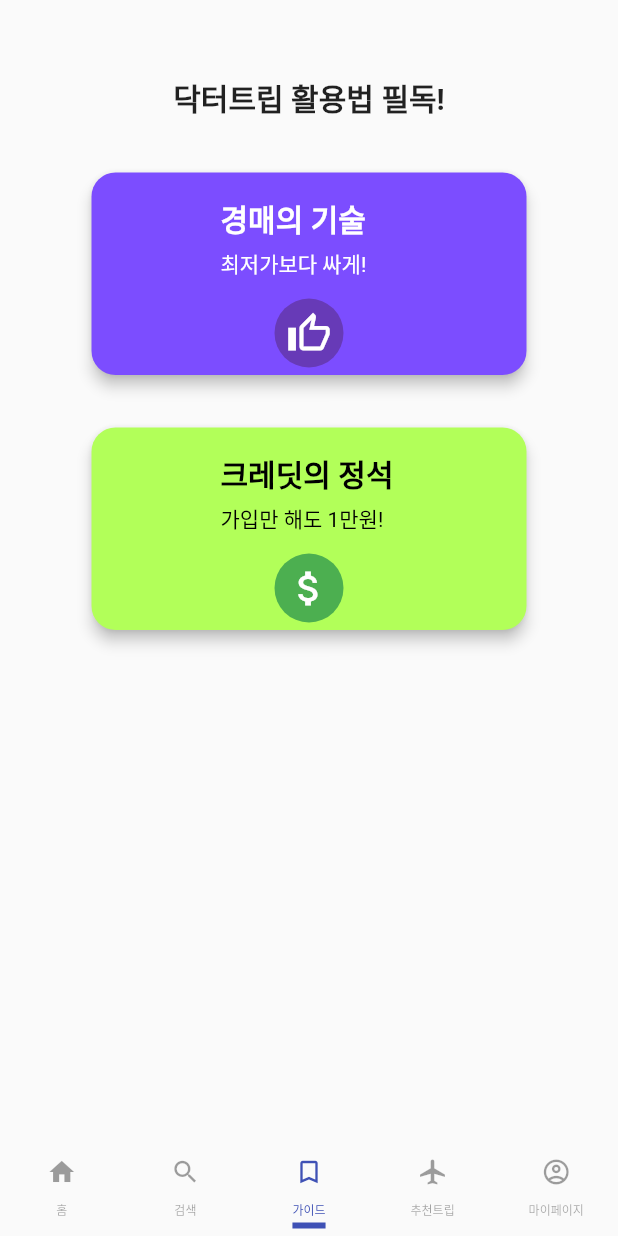
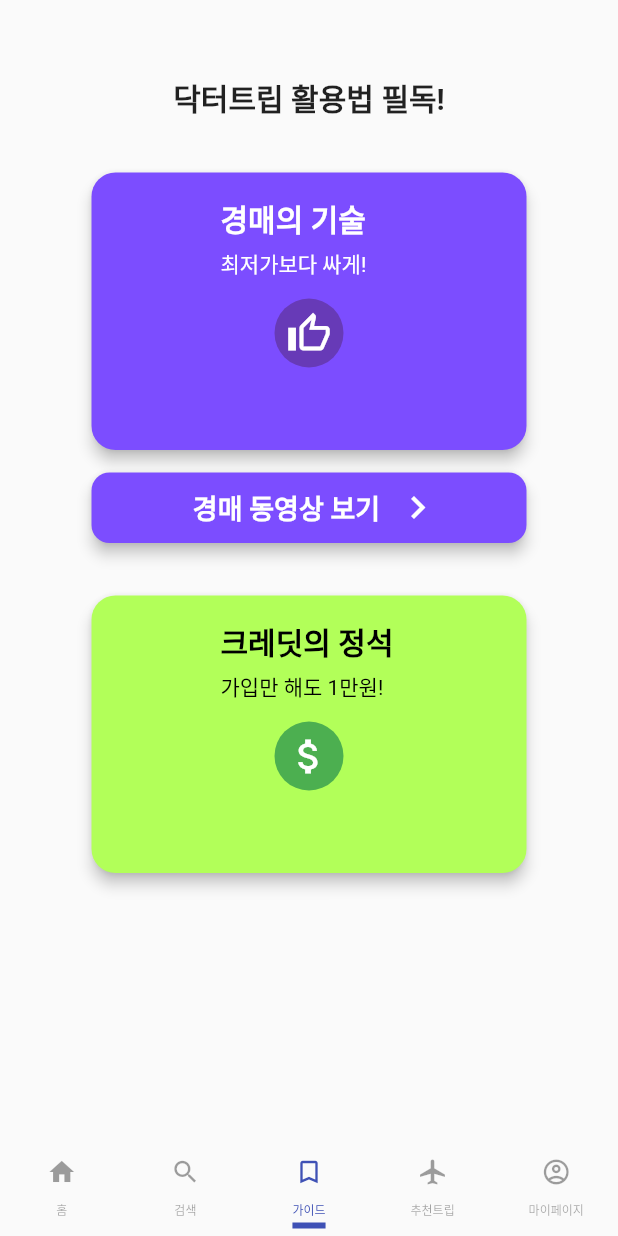
Before and after one commit to navyCK/flutter_Dr_Trip, a Flutter app: the screen it shows after launch, item 3 of the bottom bar chosen, on a phone screen of 412 x 824 dp. Run offline on Flutter 3.47's test engine with Material 2 defaults, Android fonts, the phone set to English and light mode, and no system bars; our stand-ins replace carousel_slider, like_button; network calls fail.

Commit message:
[DT-09] 코드 정리 및 page4 화면에 표시

```diff
--- a/lib/main.dart
+++ b/lib/main.dart
@@ -16,8 +16,7 @@ class MyApp extends StatelessWidget {
           primaryColor: Colors.white,
           visualDensity: VisualDensity.adaptivePlatformDensity,
         ),
-        home: MyHomePage()
-    );
+        home: MyHomePage());
   }
 }
 
@@ -55,10 +54,7 @@ class BottomBar extends StatelessWidget {
           text: '홈',
         ),
         Tab(
-            icon: Icon(
-                Icons.search,
-                size: 20
-            ),
+          icon: Icon(Icons.search, size: 20),
           text: '검색',
         ),
         Tab(
@@ -103,7 +99,6 @@ class MyHomePage extends StatefulWidget {
 }
 
 class _MyHomePageState extends State<MyHomePage> {
-
   @override
   Widget build(BuildContext context) {
     return MaterialApp(
@@ -121,19 +116,127 @@ class _MyHomePageState extends State<MyHomePage> {
                 SingleChildScrollView(
                   child: page1(),
                 ),
-
                 page2(),
                 page3(),
-
-
-
-                Text('4'),
+                SingleChildScrollView(
+                  child: page4(),
+                ),
                 Text('5'),
               ],
             ),
             bottomNavigationBar: BottomBar(),
           ),
-        )
+        ));
+  }
+
+  Column page4() {
+    return Column(
+                children: [
+                  SizedBox(height: 50),
+                  setTitleText('추천 호텔 / 여행 일정을 확인하세요!'),
+                  SizedBox(height: 20),
+                  boxSearch(),
+                  SizedBox(height: 40),
+                  Column(
+                    mainAxisAlignment: MainAxisAlignment.start,
+                    crossAxisAlignment: CrossAxisAlignment.start,
+                    children: [
+                      Container(
+                        margin: EdgeInsets.only(left: 30),
+                        child: setTitle2Text('프로모션'),
+                      ),
+                      Container(
+                        margin: EdgeInsets.only(left: 20.0, right: 20.0),
+                        height: 160.0,
+                        child: ListView(
+                          // This next line does the trick.
+                          scrollDirection: Axis.horizontal,
+                          children: <Widget>[
+                            setCircleBox("프로모션", Colors.black),
+                            setCircleBox("테스트", Colors.indigo),
+                          ],
+                        ),
+                      ),
+                    ],
+                  ),
+                  Column(
+                    mainAxisAlignment: MainAxisAlignment.start,
+                    crossAxisAlignment: CrossAxisAlignment.start,
+                    children: [
+                      Container(
+                        margin: EdgeInsets.only(left: 30),
+                        child: setTitle2Text('국내'),
+                      ),
+                      Container(
+                        margin: EdgeInsets.only(left: 20.0, right: 20.0),
+                        height: 160.0,
+                        child: ListView(
+                          // This next line does the trick.
+                          scrollDirection: Axis.horizontal,
+                          children: <Widget>[
+                            setCircleBox("강원", Colors.black38),
+                            setCircleBox("서울", Colors.deepOrangeAccent),
+                            setCircleBox("부산", Colors.amberAccent),
+                            setCircleBox("제주", Colors.lightGreen),
+                            setCircleBox("인천", Colors.blue),
+                          ],
+                        ),
+                      ),
+                    ],
+                  ),
+                  Column(
+                    mainAxisAlignment: MainAxisAlignment.start,
+                    crossAxisAlignment: CrossAxisAlignment.start,
+                    children: [
+                      Container(
+                        margin: EdgeInsets.only(left: 30),
+                        child: setTitle2Text('동남아시아'),
+                      ),
+                      Container(
+                        margin: EdgeInsets.only(left: 20.0, right: 20.0),
+                        height: 160.0,
+                        child: ListView(
+                          // This next line does the trick.
+                          scrollDirection: Axis.horizontal,
+                          children: <Widget>[
+                            setCircleBox("세부", Colors.pink),
+                            setCircleBox("발리", Colors.blue),
+                            setCircleBox("다낭", Colors.blueGrey),
+                            setCircleBox("싱가포르", Colors.greenAccent),
+                            setCircleBox("방콕", Colors.deepOrange),
+                          ],
+                        ),
+                      ),
+                    ],
+                  ),
+                  Column(
+                    mainAxisAlignment: MainAxisAlignment.start,
+                    crossAxisAlignment: CrossAxisAlignment.start,
+                    children: [
+                      Container(
+                        margin: EdgeInsets.only(left: 30),
+                        child: setTitle2Text('서유럽'),
+                      ),
+                      Container(
+                        margin: EdgeInsets.only(left: 20.0, right: 20.0),
+                        height: 160.0,
+                        child: ListView(
+                          // This next line does the trick.
+                          scrollDirection: Axis.horizontal,
+                          children: <Widget>[
+                            setCircleBox("로마", Colors.orangeAccent),
+                            setCircleBox("파리", Colors.indigo),
+                            setCircleBox("런던", Colors.grey),
+                            setCircleBox("바르셀로나", Colors.pinkAccent),
+                            setCircleBox("뮌헨", Colors.amberAccent),
+                          ],
+                        ),
+                      ),
+                    ],
+                  ),
+
+
+                ],
               );
   }
 
@@ -145,18 +248,51 @@ class _MyHomePageState extends State<MyHomePage> {
         SizedBox(height: 20),
         Container(
           width: 300,
-                    height: 150,
-                    child: colorCard("경매의 기술", "최저가보다 싸게!", Icons.thumb_up_alt_outlined, Colors.deepPurpleAccent, Colors.deepPurple, Colors.white),
+          height: 200,
+          child: colorCard("경매의 기술", "최저가보다 싸게!", Icons.thumb_up_alt_outlined,
+              Colors.deepPurpleAccent, Colors.deepPurple, Colors.white),
+        ),
+        Container(
+          width: 300,
+          child: Card(
+            color: Colors.deepPurpleAccent,
+            shape: RoundedRectangleBorder(
+              borderRadius: BorderRadius.circular(12.0),
+            ),
+            elevation: 4.0,
+            margin: const EdgeInsets.only(left: 5.0, right: 5.0, top: 15.0),
+            child: Row(
+              mainAxisAlignment: MainAxisAlignment.center,
+              children: [
+                Container(
+                  padding: EdgeInsets.all(10),
+                  child: Text(
+                    '경매 동영상 보기',
+                    style: TextStyle(
+                      fontSize: 18.0,
+                      fontWeight: FontWeight.bold,
+                      color: Colors.white,
+                    ),
+                  ),
+                ),
+                Container(
+                  child: Icon(
+                    Icons.navigate_next,
+                    size: 30,
+                    color: Colors.white,
+                  ),
+                ),
+              ],
+            ),
+          ),
         ),
         SizedBox(height: 20),
         Container(
           width: 300,
-                    height: 150,
-                    child: colorCard("크레딧의 정석", "가입만 해도 1만원!", Icons.attach_money, Colors.lightGreenAccent, Colors.green, Colors.black),
+          height: 200,
+          child: colorCard("크레딧의 정석", "가입만 해도 1만원!", Icons.attach_money,
+              Colors.lightGreenAccent, Colors.green, Colors.black),
         ),
-
-
-
       ],
     );
   }
@@ -166,6 +302,16 @@ class _MyHomePageState extends State<MyHomePage> {
       text,
       style: TextStyle(
         fontSize: 20.0,
+        fontWeight: FontWeight.bold,
+      ),
+    );
+  }
+
+  Text setTitle2Text(String text) {
+    return Text(
+      text,
+      style: TextStyle(
+        fontSize: 18.0,
         fontWeight: FontWeight.bold,
       ),
     );
@@ -187,42 +333,61 @@ class _MyHomePageState extends State<MyHomePage> {
             ),
             Container(
               width: 300,
-                        child: setSearchRaisedButton('2021.06.23(수) - 2021.06.24(목)', Icons.calendar_today),
+              child: setSearchRaisedButton(
+                  '2021.06.23(수) - 2021.06.24(목)', Icons.calendar_today),
             ),
             Container(
               width: 300,
               child: setSearchRaisedButton('성인 2명', Icons.account_circle),
             ),
             SizedBox(height: 40),
-                      Container(
-                        width: 300,
-                        height: 50,
-                        child:  RaisedButton.icon(
-                          onPressed: (){ print('Button Clicked.'); },
-                          shape: RoundedRectangleBorder(
-                              borderRadius: BorderRadius.all(Radius.circular(10.0))),
-                          label: Text('검색하기',
-                            style: TextStyle(color: Colors.white),),
-                          icon: Icon(Icons.search, color:Colors.white,),
-                          textColor: Colors.white,
-                          splashColor: Colors.red,
-                          color: Colors.lightBlue,),
-                      ),
-
+            boxSearch(),
           ],
         ),
       ],
     );
   }
 
+  Container boxSearch() {
+    return Container(
+            width: 300,
+            height: 50,
+            child: RaisedButton.icon(
+              onPressed: () {
+                print('Button Clicked.');
+              },
+              shape: RoundedRectangleBorder(
+                  borderRadius: BorderRadius.all(Radius.circular(10.0))),
+              label: Text(
+                '검색하기',
+                style: TextStyle(color: Colors.white),
+              ),
+              icon: Icon(
+                Icons.search,
+                color: Colors.white,
+              ),
+              textColor: Colors.white,
+              splashColor: Colors.red,
+              color: Colors.lightBlue,
+            ),
+          );
+  }
+
   RaisedButton setSearchRaisedButton(String text, IconData iconData) {
     return RaisedButton.icon(
-                        onPressed: (){ print('Button Clicked.'); },
+      onPressed: () {
+        print('Button Clicked.');
+      },
       shape: RoundedRectangleBorder(
           borderRadius: BorderRadius.all(Radius.circular(10.0))),
-                        label: Text(text,
-                          style: TextStyle(color: Colors.white),),
-                        icon: Icon(iconData, color:Colors.white,),
+      label: Text(
+        text,
+        style: TextStyle(color: Colors.white),
+      ),
+      icon: Icon(
+        iconData,
+        color: Colors.white,
+      ),
       textColor: Colors.white,
       splashColor: Colors.indigo,
       color: Colors.grey,
@@ -263,30 +428,29 @@ class _MyHomePageState extends State<MyHomePage> {
                     },
                   );
                 }).toList(),
-                      )
+              )),
         ),
-                  ),
-
         cardHotel(),
-
         Container(
-                    margin: const EdgeInsets.only(top : 30.0),
+          margin: const EdgeInsets.only(top: 30.0),
           child: setTitleText("이것만 읽어보면 개이득!"),
         ),
         Row(
           mainAxisAlignment: MainAxisAlignment.center,
           crossAxisAlignment: CrossAxisAlignment.center,
           children: [
-                      colorCard("경매의 기술", "최저가보다 싸게!", Icons.thumb_up_alt_outlined, Colors.deepPurpleAccent, Colors.deepPurple, Colors.white),
-                      colorCard("크레딧의 정석", "가입만 해도 1만원!", Icons.attach_money, Colors.lightGreenAccent, Colors.green, Colors.black),
+            colorCard("경매의 기술", "최저가보다 싸게!", Icons.thumb_up_alt_outlined,
+                Colors.deepPurpleAccent, Colors.deepPurple, Colors.white),
+            colorCard("크레딧의 정석", "가입만 해도 1만원!", Icons.attach_money,
+                Colors.lightGreenAccent, Colors.green, Colors.black),
           ],
         ),
         Container(
-                    margin: const EdgeInsets.only(top : 50.0),
+          margin: const EdgeInsets.only(top: 50.0),
           child: setTitleText("인기 여행지 추천호텔을 확인하세요!"),
         ),
         Container(
-                    margin: const EdgeInsets.only(top : 5.0),
+          margin: const EdgeInsets.only(top: 5.0),
           child: Text(
             "온라인 최저가보다 낮은 가격으로 입찰해보세요!",
             style: TextStyle(
@@ -294,7 +458,6 @@ class _MyHomePageState extends State<MyHomePage> {
             ),
           ),
         ),
-
         Container(
           margin: EdgeInsets.only(left: 20.0, right: 20.0),
           height: 160.0,
@@ -302,134 +465,13 @@ class _MyHomePageState extends State<MyHomePage> {
             // This next line does the trick.
             scrollDirection: Axis.horizontal,
             children: <Widget>[
-                        Padding(
-                          padding: const EdgeInsets.all(8.0),
-                          child: Stack(
-                            alignment: Alignment.center,
-                            children: [
-                              Container(
-                                width: 120.0,
-                                decoration: BoxDecoration(
-                                  shape: BoxShape.circle,
-                                  color: Colors.black38,
-                                ),
-                              ),
-                              Container(
-                                child: Text(
-                                  "전체",
-                                  style: TextStyle(
-                                    fontSize: 15,
-                                    color: Colors.white,
-                                    fontWeight: FontWeight.bold,
-                                  ),
-                                ),
-                              ),
+              setCircleBox("전체", Colors.black38),
+              setCircleBox("서울", Colors.deepOrangeAccent),
+              setCircleBox("부산", Colors.amberAccent),
+              setCircleBox("제주", Colors.lightGreen),
+              setCircleBox("인천", Colors.blue),
             ],
           ),
-                        ),
-                        Padding(
-                          padding: const EdgeInsets.all(8.0),
-                          child: Stack(
-                            alignment: Alignment.center,
-                            children: [
-                              Container(
-                                width: 120.0,
-                                decoration: BoxDecoration(
-                                  shape: BoxShape.circle,
-                                  color: Colors.deepOrangeAccent,
-                                ),
-                              ),
-                              Container(
-                                child: Text(
-                                  "서울",
-                                  style: TextStyle(
-                                    fontSize: 15,
-                                    color: Colors.white,
-                                    fontWeight: FontWeight.bold,
-                                  ),
-                                ),
-                              ),
-                            ],
-                          ),
-                        ),
-                        Padding(
-                          padding: const EdgeInsets.all(8.0),
-                          child: Stack(
-                            alignment: Alignment.center,
-                            children: [
-                              Container(
-                                width: 120.0,
-                                decoration: BoxDecoration(
-                                  shape: BoxShape.circle,
-                                  color: Colors.amberAccent,
-                                ),
-                              ),
-                              Container(
-                                child: Text(
-                                  "부산",
-                                  style: TextStyle(
-                                    fontSize: 15,
-                                    color: Colors.white,
-                                    fontWeight: FontWeight.bold,
-                                  ),
-                                ),
-                              ),
-                            ],
-                          ),
-                        ),
-                        Padding(
-                          padding: const EdgeInsets.all(8.0),
-                          child: Stack(
-                            alignment: Alignment.center,
-                            children: [
-                              Container(
-                                width: 120.0,
-                                decoration: BoxDecoration(
-                                  shape: BoxShape.circle,
-                                  color: Colors.lightGreen,
-                                ),
-                              ),
-                              Container(
-                                child: Text(
-                                  "제주",
-                                  style: TextStyle(
-                                    fontSize: 15,
-                                    color: Colors.white,
-                                    fontWeight: FontWeight.bold,
-                                  ),
-                                ),
-                              ),
-                            ],
-                          ),
-                        ),
-                        Padding(
-                          padding: const EdgeInsets.all(8.0),
-                          child: Stack(
-                            alignment: Alignment.center,
-                            children: [
-                              Container(
-                                width: 120.0,
-                                decoration: BoxDecoration(
-                                  shape: BoxShape.circle,
-                                  color: Colors.blue,
-                                ),
-                              ),
-                              Container(
-                                child: Text(
-                                  "인천",
-                                  style: TextStyle(
-                                    fontSize: 15,
-                                    color: Colors.white,
-                                    fontWeight: FontWeight.bold,
-                                  ),
-                                ),
-                              ),
-                            ],
-                          ),
-                        ),
-                      ],
-                    )
-                    ,
         ),
         Column(
           children: [
@@ -451,7 +493,36 @@ class _MyHomePageState extends State<MyHomePage> {
     );
   }
 
-  Card colorCard(String text1, String text2, IconData iconData, Color colors1, Color colors2, Color textColor) {
+  Padding setCircleBox(String name, Color color) {
+    return Padding(
+              padding: const EdgeInsets.all(8.0),
+              child: Stack(
+                alignment: Alignment.center,
+                children: [
+                  Container(
+                    width: 120.0,
+                    decoration: BoxDecoration(
+                      shape: BoxShape.circle,
+                      color: color,
+                    ),
+                  ),
+                  Container(
+                    child: Text(
+                      name,
+                      style: TextStyle(
+                        fontSize: 15,
+                        color: Colors.white,
+                        fontWeight: FontWeight.bold,
+                      ),
+                    ),
+                  ),
+                ],
+              ),
+            );
+  }
+
+  Card colorCard(String text1, String text2, IconData iconData, Color colors1,
+      Color colors2, Color textColor) {
     return Card(
       color: colors1,
       shape: RoundedRectangleBorder(
@@ -463,7 +534,7 @@ class _MyHomePageState extends State<MyHomePage> {
         children: [
           Container(
             width: 150,
-                            padding: EdgeInsets.only(top : 16.0, left: 16.0),
+            padding: EdgeInsets.only(top: 16.0, left: 16.0),
             child: Text(
               text1,
               style: TextStyle(
@@ -475,7 +546,7 @@ class _MyHomePageState extends State<MyHomePage> {
           ),
           Container(
             width: 150,
-                            padding: EdgeInsets.only(top : 4.0, left: 16.0),
+            padding: EdgeInsets.only(top: 4.0, left: 16.0),
             child: Text(
               text2,
               style: TextStyle(
@@ -484,7 +555,6 @@ class _MyHomePageState extends State<MyHomePage> {
               ),
             ),
           ),
-
           Padding(
             padding: const EdgeInsets.all(8.0),
             child: Container(
@@ -533,9 +603,7 @@ class _MyHomePageState extends State<MyHomePage> {
                 Container(
                   child: Padding(
                     padding: const EdgeInsets.all(8.0),
-                                child: Text(
-                                    "국내호텔"
-                                ),
+                    child: Text("국내호텔"),
                   ),
                 ),
               ],
@@ -555,9 +623,7 @@ class _MyHomePageState extends State<MyHomePage> {
                 Container(
                   child: Padding(
                     padding: const EdgeInsets.all(8.0),
-                                child: Text(
-                                    "해외호텔"
-                                ),
+                    child: Text("해외호텔"),
                   ),
                 ),
               ],
@@ -577,9 +643,7 @@ class _MyHomePageState extends State<MyHomePage> {
                 Container(
                   child: Padding(
                     padding: const EdgeInsets.all(8.0),
-                                child: Text(
-                                    "국내골프"
-                                ),
+                    child: Text("국내골프"),
                   ),
                 ),
               ],
@@ -591,7 +655,7 @@ class _MyHomePageState extends State<MyHomePage> {
   }
 
   Stack hotelList(String hotelImage, String hotelName) {
-    double width = hotelName.length.toDouble()*10 + 50;
+    double width = hotelName.length.toDouble() * 10 + 50;
     return Stack(
       children: [
         Container(
@@ -610,7 +674,7 @@ class _MyHomePageState extends State<MyHomePage> {
           ),
         ),
         Padding(
-                          padding: const EdgeInsets.only(left : 25.0),
+          padding: const EdgeInsets.only(left: 25.0),
           child: Row(
             mainAxisAlignment: MainAxisAlignment.start,
             crossAxisAlignment: CrossAxisAlignment.start,
@@ -632,7 +696,9 @@ class _MyHomePageState extends State<MyHomePage> {
                     bottomRight: Radius.circular(8.0),
                   ),
                 ),
-                                margin: const EdgeInsets.only(right: 5,),
+                margin: const EdgeInsets.only(
+                  right: 5,
+                ),
               ),
               Container(
                 child: Text(
@@ -651,7 +717,9 @@ class _MyHomePageState extends State<MyHomePage> {
                     bottomRight: Radius.circular(8.0),
                   ),
                 ),
-                                margin: const EdgeInsets.only(right: 5,),
+                margin: const EdgeInsets.only(
+                  right: 5,
+                ),
               ),
             ],
           ),
```
Lines whose indentation alone changed are shown as unchanged.
